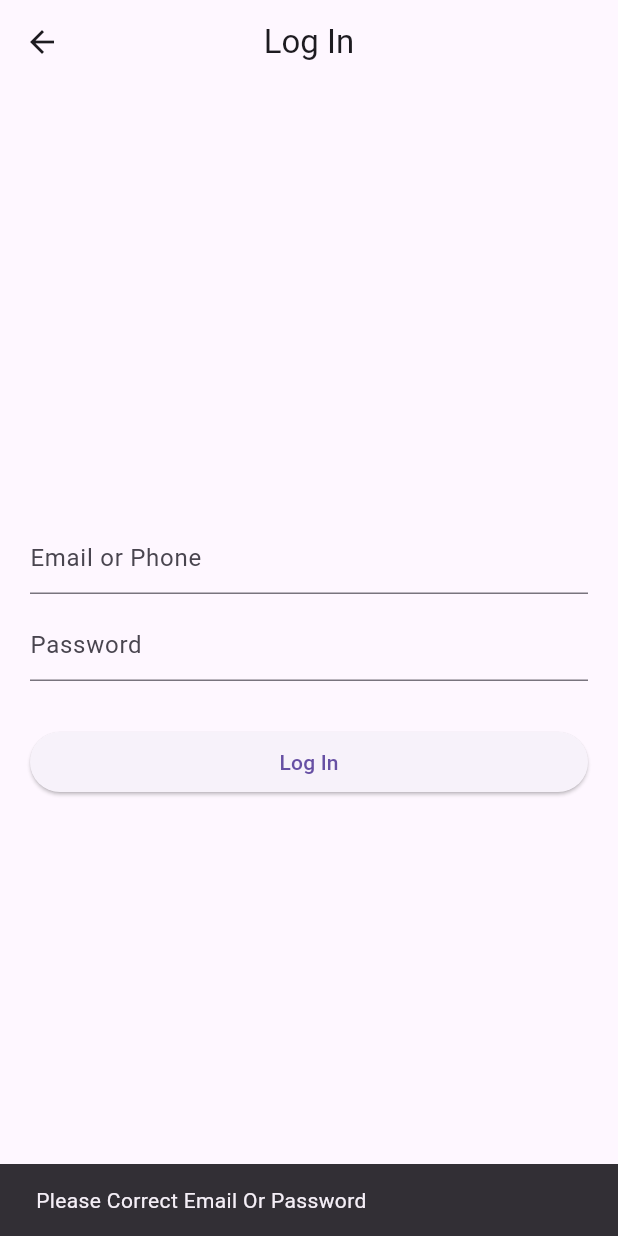
After one commit to araful39/Api-practice-and-Top-15-Api, a Flutter app: the ClassicItLoginScreen screen opened directly, after a tap on "Log In", on a phone screen of 412 x 824 dp. The commit adds this screen. Run offline on Flutter 3.47's test engine with Material 3 defaults, Android fonts, the phone set to English and light mode, and no system bars; our stand-ins replace cached_network_image, shimmer; network calls fail.

```diff
--- a/lib/main.dart
+++ b/lib/main.dart
@@ -1,4 +1,5 @@
 import 'package:flutter/material.dart';
+import 'package:mamun_api_practice/view/classic_it_product/classic_it_login_screen.dart';
 import 'package:mamun_api_practice/view/flatzi_screen/flatzi_product_screen.dart';
 
 void main(){
--- a/lib/service_controller/classic_it_api.dart
+++ b/lib/service_controller/classic_it_service/classic_it_api.dart
@@ -6,11 +6,33 @@ import 'package:http/http.dart';
 import 'package:mamun_api_practice/model/product_model.dart';
 
 class ClassicItApiService {
+  String baseUrl = "https://cit-ecommerce-codecanyon.bandhantrade.com";
+// log In
+  static loginApi(String email,String pass) async {
+    String baseUrl = "https://cit-ecommerce-codecanyon.bandhantrade.com";
+    Response response = await http.post(Uri.parse('$baseUrl/api/login'),
+        body: {'email_phone': email, 'password': pass});
+    if (response.statusCode == 200) {
+      log("Response:${response.runtimeType}");
+      return true;
+    }else{
+      return false;
+    }
+  }
+
+
+
+
+
+
+
+
+  //fetch Product
   static fetchProducts() async {
     Response response = await http.get(Uri.parse(
         "https://cit-ecommerce-codecanyon.bandhantrade.com/api/app/v1/products"));
     if (response.statusCode == 200) {
-      var  json = jsonDecode(response.body);
+      var json = jsonDecode(response.body);
 
       log("${json.runtimeType}");
       ProductListModel data = ProductListModel.fromJson(json);
--- a/lib/service_controller/flatzi_api/flatzi_products_api.dart
+++ b/lib/service_controller/flatzi_api/flatzi_products_api.dart
@@ -20,6 +20,7 @@ class FlatziProductsApi {
        myData.add(flatziProdutsModel);
      }
      log("${myData.length}");
+     print("MyData: ${myData.length}");
     return myData ;
 
 
--- /dev/null
+++ b/lib/view/classic_it_product/classic_it_login_screen.dart
@@ -0,0 +1,69 @@
+import 'package:flutter/cupertino.dart';
+import 'package:flutter/material.dart';
+import 'package:mamun_api_practice/service_controller/classic_it_service/classic_it_api.dart';
+import 'package:mamun_api_practice/view/home_page.dart';
+
+class ClassicItLoginScreen extends StatefulWidget {
+  const ClassicItLoginScreen({super.key});
+
+  @override
+  State<ClassicItLoginScreen> createState() => _ClassicItLoginScreenState();
+}
+
+class _ClassicItLoginScreenState extends State<ClassicItLoginScreen> {
+  TextEditingController emailController = TextEditingController();
+  TextEditingController passController = TextEditingController();
+  @override
+  Widget build(BuildContext context) {
+    return Scaffold(
+      appBar: AppBar(
+        title: const Text("Log In"),
+        centerTitle: true,
+      ),
+      body: Center(
+        child: Padding(
+          padding: const EdgeInsets.symmetric(horizontal: 20),
+          child: Column(
+            mainAxisAlignment: MainAxisAlignment.center,
+            children: [
+              TextField(
+                controller: emailController,
+                decoration: const InputDecoration(hintText: "Email or Phone"),
+              ),
+              const SizedBox(
+                height: 10,
+              ),
+              TextField(
+                controller: passController,
+                decoration: const InputDecoration(hintText: "Password"),
+              ),
+              const SizedBox(
+                height: 30,
+              ),
+              SizedBox(
+                width: double.infinity,
+                child: ElevatedButton(
+                    onPressed: () async{
+
+
+                 var isLogin=  ClassicItApiService.loginApi(
+                          emailController.text, passController.text);
+                 if(isLogin==true){
+                   await Navigator.push(context, MaterialPageRoute(builder: (context)=>const HomePage()));
+
+                 }else{
+                   ScaffoldMessenger.of(context).showSnackBar(
+                         const SnackBar(content: Text("Please Correct Email Or Password"))
+                   );
+                 }
+
+                    },
+                    child: const Text("Log In")),
+              )
+            ],
+          ),
+        ),
+      ),
+    );
+  }
+}
--- a/lib/view/classic_it_product/classicit_product_page.dart
+++ b/lib/view/classic_it_product/classicit_product_page.dart
@@ -1,6 +1,6 @@
 import 'package:flutter/material.dart';
 import 'package:mamun_api_practice/model/product_model.dart';
-import 'package:mamun_api_practice/service_controller/classic_it_api.dart';
+import 'package:mamun_api_practice/service_controller/classic_it_service/classic_it_api.dart';
 import 'package:shimmer/shimmer.dart';
 
 class ProductScreen extends StatefulWidget {
--- a/pubspec.yaml
+++ b/pubspec.yaml
@@ -39,6 +39,7 @@ dependencies:
   cached_network_image: ^3.3.0
   shimmer: ^3.0.0
   refresh: ^1.0.1
+  carousel_images: ^1.1.2
 
 dev_dependencies:
   flutter_test:
```
Also changed, not shown: lib/view/flatzi_screen/flatzi_product_screen.dart (+28 -20 lines), lib/view/home_page.dart (+4 -4 lines), pubspec.lock.
